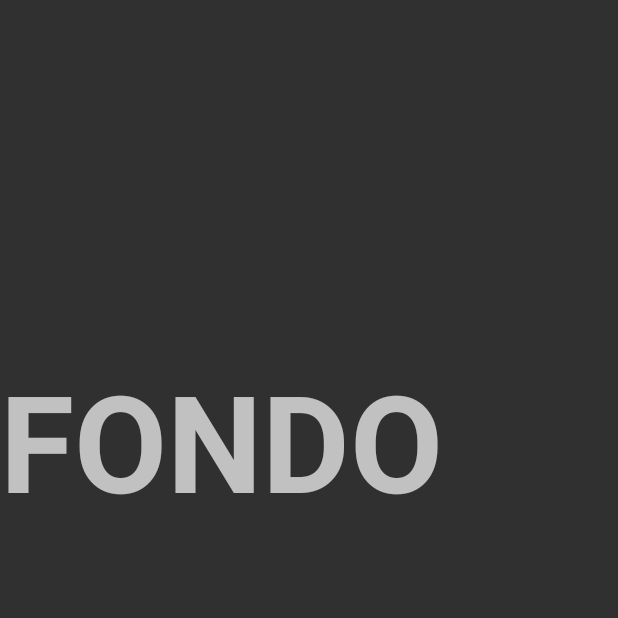
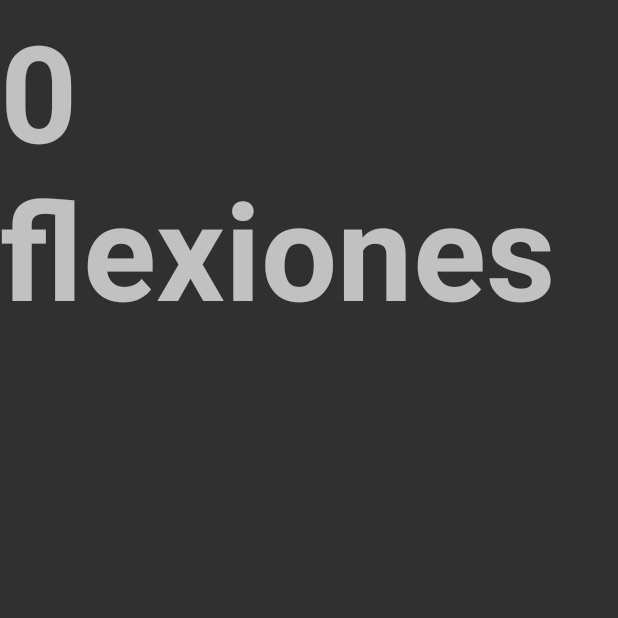
Before and after one commit to sergioaraque/Flexiones, an Android app: the Test screen opened directly, with no data from a screen before it, on a phone screen of 412 x 824 dp, the top half of it. Run offline under Robolectric (Android 15) with nearby library versions, the phone set to English and light mode, and no system bars.

Commit message:
Contador de flexiones en test

```diff
--- a/app/src/main/java/com/sergioaraque/flexiones/Test.java
+++ b/app/src/main/java/com/sergioaraque/flexiones/Test.java
@@ -6,10 +6,14 @@ import android.support.v7.app.AlertDialog;
 import android.support.v7.app.AppCompatActivity;
 import android.view.View;
 import android.widget.LinearLayout;
+import android.widget.TextView;
 
 public class Test extends AppCompatActivity {
 
     LinearLayout linearButton;
+    TextView tvContador;
+
+    int contador = 0;
     @Override
     protected void onCreate(Bundle savedInstanceState) {
         super.onCreate(savedInstanceState);
@@ -17,11 +21,13 @@ public class Test extends AppCompatActivity {
 
 
         linearButton = (LinearLayout) findViewById (R.id.linearButton);
+        tvContador = (TextView) findViewById(R.id.tvContador);
 
+        tvContador.setText(contador + " flexiones");
     }
 
     public void linearButtonAction (View v) {
-        new AlertDialog.Builder(Test.this)
+        /*new AlertDialog.Builder(Test.this)
                 .setTitle("Your Alert")
                 .setMessage("Your Message")
                 .setCancelable(false)
@@ -30,6 +36,9 @@ public class Test extends AppCompatActivity {
                     public void onClick(DialogInterface dialog, int which) {
                         // Whatever...
                     }
-                }).show();
+                }).show();*/
+
+        contador += 1;
+        tvContador.setText(contador + " flexiones");
     };
 }
--- a/app/src/main/res/layout/test.xml
+++ b/app/src/main/res/layout/test.xml
@@ -11,18 +11,16 @@
         android:layout_width="match_parent"
         android:layout_height="match_parent"
         android:onClick="linearButtonAction"
-        android:orientation="horizontal">
+        android:orientation="vertical">
 
         <TextView
-            android:id="@+id/textView"
-            android:layout_width="313dp"
-            android:layout_height="288dp"
-            android:layout_marginTop="233dp"
-            android:text="FONDO"
+            android:id="@+id/tvContador"
+            android:layout_width="wrap_content"
+            android:layout_height="wrap_content"
+            android:layout_weight="1"
             android:textSize="90sp"
-            android:textStyle="bold"
-            app:layout_constraintTop_toTopOf="parent"
-            tools:layout_editor_absoluteX="64dp" />
+            android:textStyle="bold" />
+
     </LinearLayout>
 
 </android.support.constraint.ConstraintLayout>
```
